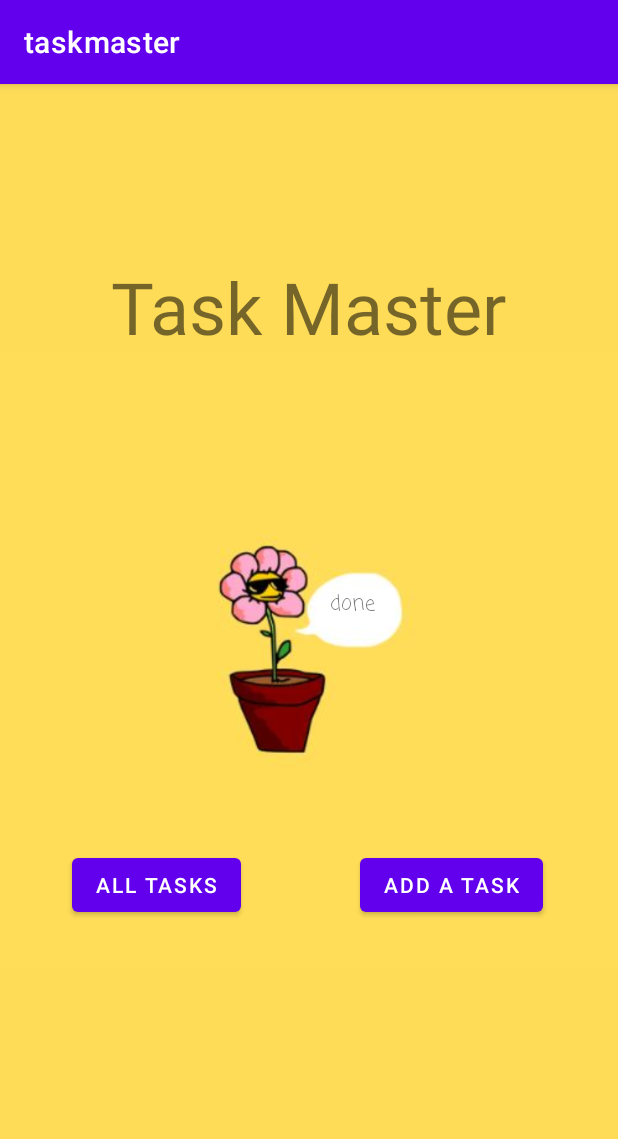
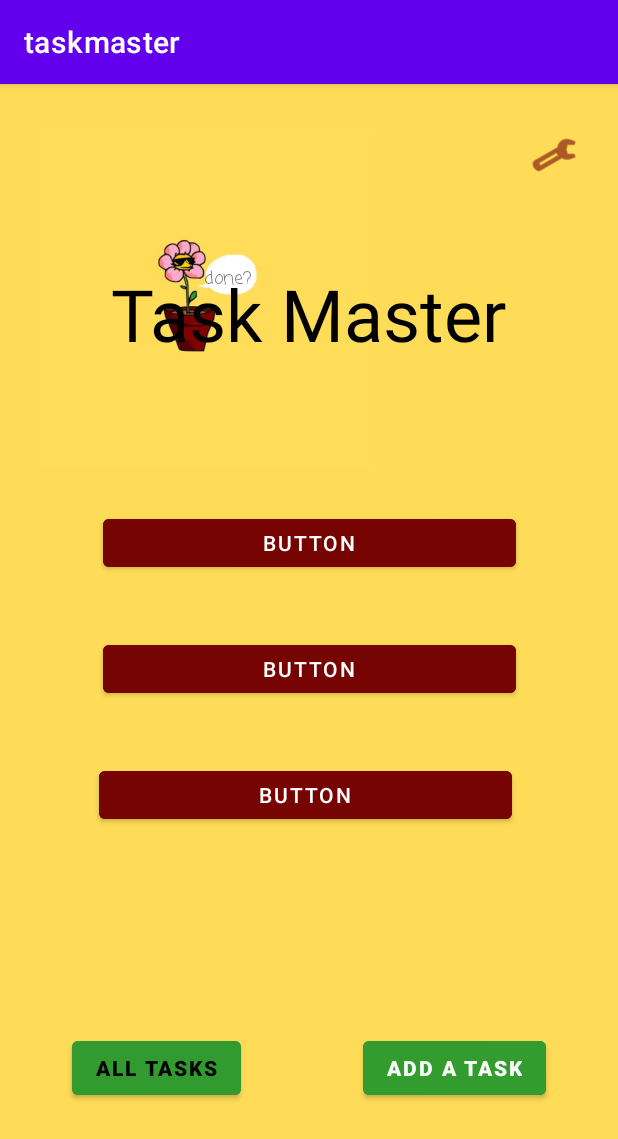
Before and after one commit to crumbycupid/taskmaster, an Android app: the screen it shows after launch (MainActivity), on a phone screen of 412 x 824 dp. Shown: the top 1139 px of the screen. Run offline under Robolectric (Android 15) with nearby library versions, the phone set to English and light mode, and no system bars; Roboto replaces fonts that are not available here.

Commit message:
added settings and task details activities as well as mainActivity buttons

```diff
--- a/taskmaster/app/src/main/res/layout/activity_main.xml
+++ b/taskmaster/app/src/main/res/layout/activity_main.xml
@@ -5,33 +5,34 @@
     android:layout_width="match_parent"
     android:layout_height="match_parent"
     android:background="#FEDC58"
+    android:clickable="true"
     tools:context=".MainActivity">
 
     <ImageView
         android:id="@+id/MainActivityFlowerLogo"
-        android:layout_width="wrap_content"
-        android:layout_height="wrap_content"
+        android:layout_width="222dp"
+        android:layout_height="230dp"
+        android:layout_marginBottom="24dp"
         android:contentDescription="@string/flowerInAPotSayingDone"
-        app:layout_constraintBottom_toBottomOf="parent"
-        app:layout_constraintEnd_toEndOf="parent"
-        app:layout_constraintStart_toStartOf="parent"
-        app:layout_constraintTop_toTopOf="parent"
+        app:layout_constraintBottom_toTopOf="@+id/button3"
+        app:layout_constraintEnd_toEndOf="@+id/MainActivityTaskMasterHeader"
+        app:layout_constraintHorizontal_bias="0.0"
+        app:layout_constraintStart_toStartOf="@+id/MainActivityTaskMasterHeader"
         app:srcCompat="@drawable/tm_jpg" />
 
     <TextView
         android:id="@+id/MainActivityDoneTextView"
         android:layout_width="wrap_content"
         android:layout_height="wrap_content"
-        android:layout_marginStart="220dp"
-        android:layout_marginBottom="152dp"
         android:fontFamily="casual"
-        android:text="@string/done"
-        app:layout_constraintBottom_toTopOf="@+id/MainActivityAddATaskButton"
-        app:layout_constraintEnd_toEndOf="parent"
-        app:layout_constraintHorizontal_bias="0.0"
+        android:text="@string/lowerCaseDoneQuestionmark"
+        android:textSize="12sp"
+        app:layout_constraintBottom_toBottomOf="@+id/MainActivityFlowerLogo"
+        app:layout_constraintEnd_toEndOf="@+id/MainActivityFlowerLogo"
+        app:layout_constraintHorizontal_bias="0.577"
         app:layout_constraintStart_toStartOf="@+id/MainActivityFlowerLogo"
-        app:layout_constraintTop_toBottomOf="@+id/MainActivityTaskMasterHeader"
-        app:layout_constraintVertical_bias="1.0"
+        app:layout_constraintTop_toTopOf="@+id/MainActivityFlowerLogo"
+        app:layout_constraintVertical_bias="0.43"
         tools:textStyle="bold" />
 
     <TextView
@@ -41,13 +42,14 @@
         android:layout_marginTop="116dp"
         android:text="@string/taskMaster"
         android:textAlignment="center"
+        android:textColor="@color/black"
         android:textSize="48sp"
-        app:layout_constraintBottom_toBottomOf="@+id/MainActivityFlowerLogo"
+        app:layout_constraintBottom_toTopOf="@+id/button3"
         app:layout_constraintEnd_toEndOf="parent"
         app:layout_constraintHorizontal_bias="0.49"
         app:layout_constraintStart_toStartOf="parent"
         app:layout_constraintTop_toTopOf="parent"
-        app:layout_constraintVertical_bias="0.0"
+        app:layout_constraintVertical_bias="0.045"
         tools:fontFamily="@font/aldrich"
         tools:textStyle="bold" />
 
@@ -56,9 +58,13 @@
         android:layout_width="wrap_content"
         android:layout_height="wrap_content"
         android:layout_marginStart="48dp"
-        android:layout_marginBottom="76dp"
+        android:layout_marginBottom="88dp"
+        android:backgroundTint="#329B2F"
         android:text="@string/allTasks"
-        app:layout_constraintBottom_toBottomOf="@+id/MainActivityFlowerLogo"
+        android:textColor="#020202"
+        android:textStyle="bold"
+        app:iconTint="@color/black"
+        app:layout_constraintBottom_toBottomOf="parent"
         app:layout_constraintStart_toStartOf="parent" />
 
     <Button
@@ -66,11 +72,61 @@
         android:layout_width="wrap_content"
         android:layout_height="wrap_content"
         android:layout_marginEnd="48dp"
-        android:layout_marginBottom="76dp"
+        android:layout_marginBottom="88dp"
+        android:backgroundTint="#329C2F"
         android:text="@string/addATask"
-        app:layout_constraintBottom_toBottomOf="@+id/MainActivityFlowerLogo"
+        android:textColor="#FBFAFA"
+        android:textStyle="bold"
+        app:layout_constraintBottom_toBottomOf="parent"
+        app:layout_constraintEnd_toEndOf="parent" />
+
+    <ImageButton
+        android:id="@+id/MainActivitySettingsButton"
+        android:layout_width="54dp"
+        android:layout_height="62dp"
+        android:layout_marginTop="16dp"
+        android:layout_marginEnd="16dp"
+        android:backgroundTint="#FEDC58"
+        android:contentDescription="@string/settingsButton"
+        android:foregroundTint="#760402"
         app:layout_constraintEnd_toEndOf="parent"
-        app:layout_constraintHorizontal_bias="0.973"
-        app:layout_constraintStart_toEndOf="@+id/MainActivityAllTasksButton" />
+        app:layout_constraintTop_toTopOf="parent"
+        app:srcCompat="@android:drawable/ic_menu_manage"
+        app:tint="#760402"
+        tools:ignore="RedundantDescriptionCheck,ImageContrastCheck" />
+
+    <Button
+        android:id="@+id/button3"
+        android:layout_width="275dp"
+        android:layout_height="44dp"
+        android:layout_marginBottom="40dp"
+        android:backgroundTint="#760402"
+        android:text="Button"
+        app:layout_constraintBottom_toTopOf="@+id/button5"
+        app:layout_constraintEnd_toEndOf="parent"
+        app:layout_constraintStart_toStartOf="parent" />
+
+    <Button
+        android:id="@+id/button5"
+        android:layout_width="275dp"
+        android:layout_height="44dp"
+        android:layout_marginBottom="40dp"
+        android:backgroundTint="#760402"
+        android:text="Button"
+        app:layout_constraintBottom_toTopOf="@+id/button6"
+        app:layout_constraintEnd_toEndOf="parent"
+        app:layout_constraintStart_toStartOf="parent" />
+
+    <Button
+        android:id="@+id/button6"
+        android:layout_width="275dp"
+        android:layout_height="44dp"
+        android:layout_marginBottom="272dp"
+        android:backgroundTint="#760402"
+        android:text="Button"
+        app:layout_constraintBottom_toBottomOf="parent"
+        app:layout_constraintEnd_toEndOf="parent"
+        app:layout_constraintHorizontal_bias="0.485"
+        app:layout_constraintStart_toStartOf="parent" />
 
 </androidx.constraintlayout.widget.ConstraintLayout>
--- a/taskmaster/app/src/main/res/values/strings.xml
+++ b/taskmaster/app/src/main/res/values/strings.xml
@@ -14,4 +14,6 @@
     <string name="description">Description:</string>
     <string name="descriptionNoColon">Description</string>
     <string name="submittedExclamation">Submitted!</string>
+    <string name="settingsButton">Settings Button</string>
+    <string name="lowerCaseDoneQuestionmark">done?</string>
 </resources>
```
Also changed, not shown: taskmaster/app/src/main/AndroidManifest.xml (+14 -0 lines), taskmaster/app/src/main/java/com/devonterry/taskmaster/SettingsActivity.java (added, +14 -0 lines), taskmaster/app/src/main/java/com/devonterry/taskmaster/TaskDetailActivity.java (added, +14 -0 lines), taskmaster/app/src/main/res/layout/activity_settings.xml (added, +27 -0 lines), taskmaster/app/src/main/res/layout/activity_task_detail.xml (added, +8 -0 lines), taskmaster/app/src/main/res/drawable/gearicon.webp (added), taskmaster/app/src/main/res/drawable/settings_button.jpeg (added).
